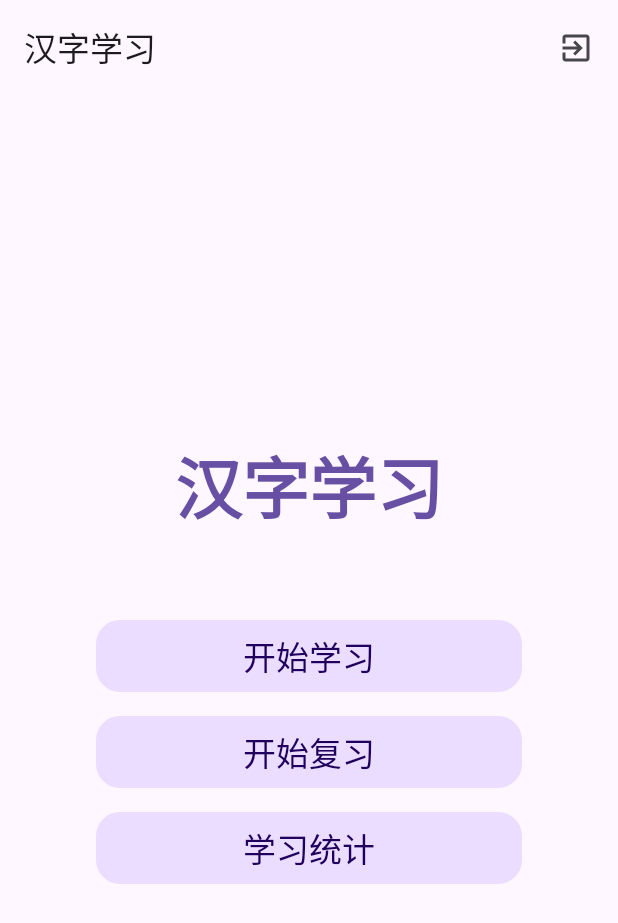
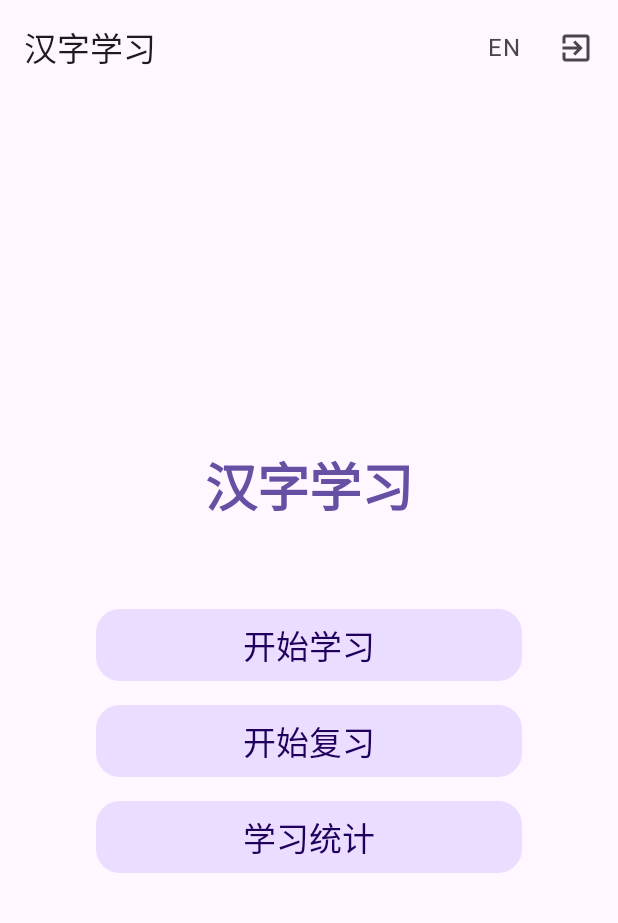
Before and after one commit to yishi/ChineseLearning, an Android app built with Jetpack Compose: the screen it shows after launch (MainActivity), after a tap on "直接进入", on a phone screen of 412 x 824 dp. Shown: the top 923 px of the screen. Run offline under Robolectric (Android 15) with nearby library versions, the phone set to English and light mode, and no system bars; our stand-ins replace Room's generated code; Roboto replaces fonts that are not available here.

Commit message:
v1.3.2 增加了主页面和学习页面的中英文切换

```diff
--- a/app_andrior/app/src/main/java/com/example/chineselearning/MainActivity.kt
+++ b/app_andrior/app/src/main/java/com/example/chineselearning/MainActivity.kt
@@ -22,13 +22,20 @@ import com.example.chineselearning.utils.DatabaseManager
 import kotlinx.coroutines.launch
 import androidx.compose.material.icons.Icons
 import androidx.compose.material.icons.filled.ExitToApp
+import androidx.compose.runtime.getValue
+import androidx.compose.ui.text.style.TextAlign
 import androidx.compose.ui.text.style.TextOverflow
+import androidx.compose.ui.unit.sp
+import com.example.chineselearning.utils.LanguageManager
+
 
 @OptIn(ExperimentalMaterial3Api::class)  // 添加实验性 API 注解
 
 class MainActivity : ComponentActivity() {
     private lateinit var repository: CharacterRepository
     private lateinit var dbManager: DatabaseManager
+    // 获取 LanguageManager 实例，复用已有的语言管理器
+    private val languageManager = LanguageManager.getInstance()
 
     companion object {
         const val PREF_NAME = "ChineseLearningPrefs"
@@ -96,7 +103,8 @@ class MainActivity : ComponentActivity() {
                                         } else {
                                             Toast.makeText(
                                                 this@MainActivity,
-                                                "暂无需要复习的汉字",
+                                              //  "暂无需要复习的汉字",
+                                                languageManager.getText("no_review_chars"),
                                                 Toast.LENGTH_SHORT
                                             ).show()
                                         }
@@ -104,7 +112,8 @@ class MainActivity : ComponentActivity() {
                                         Log.e("MainActivity", "Error starting review", e)
                                         Toast.makeText(
                                             this@MainActivity,
-                                            "启动复习时出错",
+                                         //   "启动复习时出错",
+                                            languageManager.getText("review_error"),
                                             Toast.LENGTH_SHORT
                                         ).show()
                                     }
@@ -152,15 +161,33 @@ fun MainScreenWithTopBar(
     onShowStatistics: () -> Unit,
     onLogout: () -> Unit
 ) {
+    // 获取 LanguageManager 实例，复用已有的语言管理器
+    val languageManager = LanguageManager.getInstance()
+    // 观察语言状态变化，确保UI实时更新
+    val isEnglish by languageManager.isEnglish
+
     Scaffold(
         topBar = {
             TopAppBar(
-                title = { Text("汉字学习") },
+             //   title = { Text("汉字学习") },
+                // 使用 getText 获取对应语言的标题
+                title = { Text(languageManager.getText("app_title")) },
                 actions = {
+                    // 添加语言切换按钮
+                    IconButton(
+                        onClick = { languageManager.toggleLanguage() }
+                    ) {
+                        Text(
+                            text = if(isEnglish) "中" else "EN",
+                            style = MaterialTheme.typography.bodyLarge
+                        )
+                    }
+                    // 保持原有的退出按钮
                     IconButton(onClick = onLogout) {
                         Icon(
                             imageVector = Icons.Default.ExitToApp,
-                            contentDescription = "退出登录"
+                            // 使用 getText 获取对应语言的退出提示
+                            contentDescription = languageManager.getText("logout")
                         )
                     }
                 }
@@ -176,11 +203,16 @@ fun MainScreenWithTopBar(
         verticalArrangement = Arrangement.Center
     ) {
         Text(
-            text = "汉字学习",
-            style = MaterialTheme.typography.displayMedium,
+           // text = "汉字学习",
+            languageManager.getText("main_title"),
+            style = MaterialTheme.typography.displayMedium.copy(
+                fontSize = 35.sp  // 稍微缩小字体
+            ),
             fontWeight = FontWeight.Bold,
             color = MaterialTheme.colorScheme.primary,
-            modifier = Modifier.padding(bottom = 48.dp)
+            maxLines = 1,
+            textAlign = TextAlign.Center,
+            modifier = Modifier.padding(bottom = 48.dp).fillMaxWidth()
         )
 
         // 统一三个按钮的样式
@@ -199,7 +231,7 @@ fun MainScreenWithTopBar(
             )
         ) {
             Text(
-                text = "开始学习",
+                languageManager.getText("start_learning"),
                 style = MaterialTheme.typography.titleLarge,
                 maxLines = 1,
                 overflow = TextOverflow.Visible
@@ -216,7 +248,7 @@ fun MainScreenWithTopBar(
             )
         ) {
             Text(
-                text = "开始复习",
+                languageManager.getText("start_review"),
                 style = MaterialTheme.typography.titleLarge,
                 maxLines = 1,
                 overflow = TextOverflow.Visible
@@ -233,7 +265,8 @@ fun MainScreenWithTopBar(
             )
         ) {
         Text(
-            text = "学习统计",
+            //text = "学习统计",
+            languageManager.getText("statistics"),
             style = MaterialTheme.typography.titleLarge,
             maxLines = 1,
             overflow = TextOverflow.Visible
--- a/app_andrior/app/src/main/java/com/example/chineselearning/utils/LanguageManager.kt
+++ b/app_andrior/app/src/main/java/com/example/chineselearning/utils/LanguageManager.kt
@@ -32,7 +32,7 @@ class LanguageManager private constructor() {
     // 文本映射表
     fun getText(key: String): String {
         return when(key) {
-            // 登录相关文本
+            // 登录页面相关文本
             "login_button" -> if(isEnglish.value) "Login" else "登录"  // 专门用于登录按钮
             "register_button" -> if(isEnglish.value) "Register" else "注册"  // 专门用于注册按钮
             "login" -> if(isEnglish.value) "Already have an account? Sign in" else "已有账号？点击登录"
@@ -45,11 +45,38 @@ class LanguageManager private constructor() {
             "Login/Register is only used to save your learning progress\nWe won't collect any other personal information"
             else
                 "注册/登录仅用于保存您的学习进度和复习计划\n我们不会收集任何其他个人信息"
-            // 错误提示文本
+            // 登录页面的错误提示文本
             "username_empty" -> if(isEnglish.value) "Username cannot be empty" else "用户名不能为空"
             "password_empty" -> if(isEnglish.value) "Password cannot be empty" else "密码不能为空"
             "login_failed" -> if(isEnglish.value) "Login failed" else "登录失败"
             "register_failed" -> if(isEnglish.value) "Register failed" else "注册失败"
+            // 添加主页面需要的文本映射
+            // 区分顶部标题栏和主页面标题
+            "app_title" -> if(isEnglish.value) "Chinese Learning" else "汉字学习"  // TopAppBar 的标题
+            "main_title" -> if(isEnglish.value) "Chinese Learning" else "汉字学习"  // 主页面大标题
+            "start_learning" -> if(isEnglish.value) "Start Learning" else "开始学习"
+            "start_review" -> if(isEnglish.value) "Start Review" else "开始复习"
+            "statistics" -> if(isEnglish.value) "Statistics" else "学习统计"
+            "logout" -> if(isEnglish.value) "Logout" else "退出登录"
+            // 主页面 Toast 提示信息
+            "no_review_chars" -> if(isEnglish.value) "No characters need to be reviewed" else "暂无需要复习的汉字"
+            "review_error" -> if(isEnglish.value) "Error starting review" else "启动复习时出错"
+            "backup_success" -> if(isEnglish.value) "Database backup successful" else "数据库备份成功"
+         //   "backup_failed" -> if(isEnglish.value) "Database backup failed" else "数据库备份失败"
+         //   "backup_error" -> if(isEnglish.value) "Error during backup" else "备份过程出错"
+            // 学习页面相关文本
+            "learning_title" -> if(isEnglish.value) "Learning" else "学习"  // TopAppBar 标题
+            "speak" -> if(isEnglish.value) "Speak" else "朗读"
+            "previous" -> if(isEnglish.value) "Previous" else "上一个"
+            "next" -> if(isEnglish.value) "Next" else "下一个"
+            "back" -> if(isEnglish.value) "Back" else "返回"
+            // 学习页面 Toast 提示信息
+            "tts_unavailable" -> if(isEnglish.value) "Voice function is not available" else "语音功能不可用"
+            "tts_init_failed" -> if(isEnglish.value) "Voice initialization failed" else "语音初始化失败"
+            "load_chars_error" -> if(isEnglish.value) "Error loading characters" else "加载汉字时出错"
+            "no_new_chars" -> if(isEnglish.value) "No new characters to learn" else "当前没有新的汉字可以学习"
+            "all_chars_learned" -> if(isEnglish.value) "All characters have been learned" else "已完成所有汉字学习"
+            "level_completed" -> if(isEnglish.value) "Current level completed" else "本级别学习完成"
             else -> ""
         }
     }
```
Also changed, not shown: app_andrior/app/src/main/java/com/example/chineselearning/LearningActivity.kt (+20 -15 lines).
